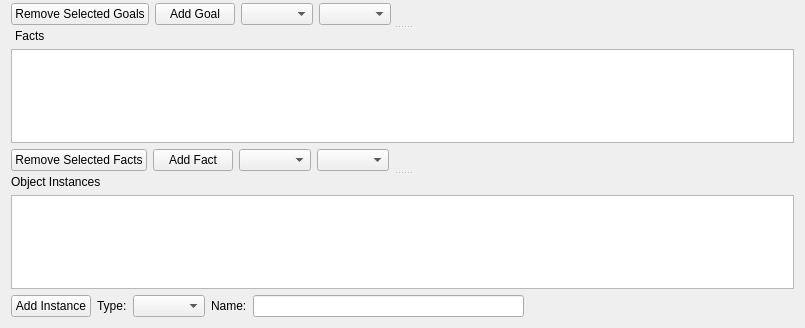
Qt form rosplan_rqt/resource/dispatcher.ui (EmaroLab/OWL-ROSPlan) before a commit; both pictures show x 0 to 805 and y 274 to 602 of the 805 by 602 pixel window.
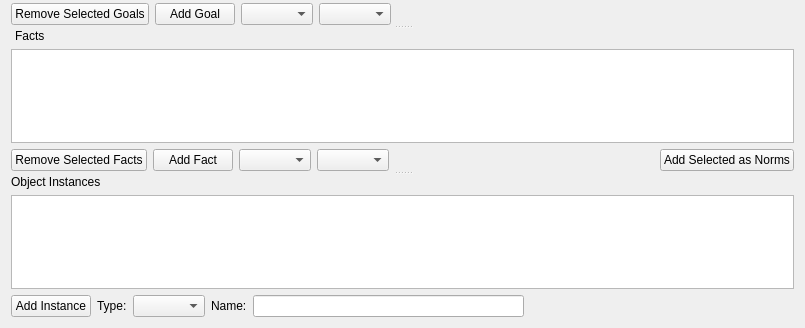
The same form after that commit.

Commit message: rqt_rosplan multiple goal add

What changed in the file:
```diff
--- a/rosplan_rqt/resource/dispatcher.ui
+++ b/rosplan_rqt/resource/dispatcher.ui
@@ -245,6 +245,9 @@
        </item>
        <item>
         <layout class="QHBoxLayout" name="horizontalLayout">
+         <property name="sizeConstraint">
+          <enum>QLayout::SetDefaultConstraint</enum>
+         </property>
          <item>
           <widget class="QPushButton" name="removeFactButton">
            <property name="text">
@@ -270,6 +273,9 @@
            <property name="orientation">
             <enum>Qt::Horizontal</enum>
            </property>
+           <property name="sizeType">
+            <enum>QSizePolicy::Expanding</enum>
+           </property>
            <property name="sizeHint" stdset="0">
             <size>
              <width>40</width>
@@ -278,6 +284,13 @@
            </property>
           </spacer>
          </item>
+         <item>
+          <widget class="QPushButton" name="addSelectedAsNorms">
+           <property name="text">
+            <string>Add Selected as Norms</string>
+           </property>
+          </widget>
+         </item>
         </layout>
        </item>
       </layout>
```
The commit also changes 1 other file.
